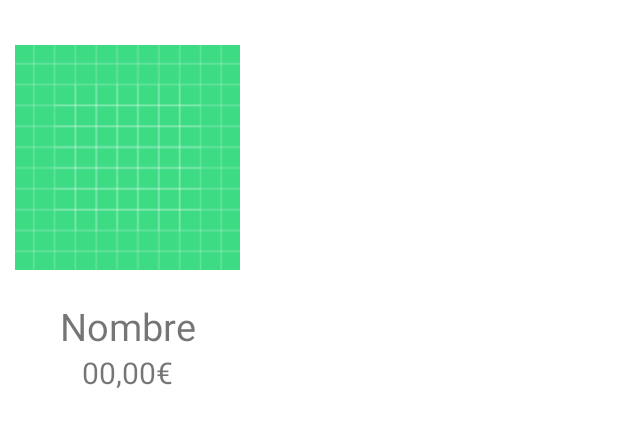
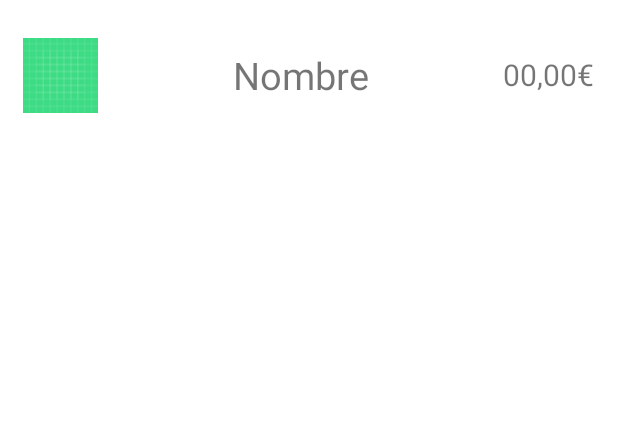
Before and after one commit to porejemplo/furry-octo-fortnight, an Android app: the layout item_juego_carrito.xml on its own in the app's theme, with its tools: preview values and no code run, on a phone screen of 412 x 824 dp. Shown: the top 427 px of the screen. Run offline under Robolectric (Android 15) with nearby library versions, the phone set to English and light mode, and no system bars.

Commit message:
Carrito
Colocación del carrito

```diff
--- a/app/src/main/java/com/example/practicafinal/databases/DataHelper.java
+++ b/app/src/main/java/com/example/practicafinal/databases/DataHelper.java
@@ -58,12 +58,16 @@ public class DataHelper extends SQLiteOpenHelper {
     }
 
     public ArrayList<GameModel> readGames() {
+        return readGames("");
+    }
+
+    public ArrayList<GameModel> readGames(String where) {
         // on below line we are creating a
         // database for reading our database.
         SQLiteDatabase db = this.getReadableDatabase();
 
         // on below line we are creating a cursor with query to read data from database.
-        Cursor gameCourses = db.rawQuery("SELECT * FROM " + SchemaDB.TAB_NAME, null);
+        Cursor gameCourses = db.rawQuery("SELECT * FROM " + SchemaDB.TAB_NAME + where, null);
 
         // on below line we are creating a new array list.
         ArrayList<GameModel> gameModelArrayList = new ArrayList<>();
--- a/app/src/main/res/layout/item_juego.xml
+++ b/app/src/main/res/layout/item_juego_carrito.xml
@@ -1,36 +1,37 @@
 <?xml version="1.0" encoding="utf-8"?>
 <LinearLayout
     xmlns:android="http://schemas.android.com/apk/res/android"
-    android:layout_width="wrap_content"
+    android:layout_width="match_parent"
     android:layout_height="wrap_content"
-    android:orientation="vertical"
+    android:orientation="horizontal"
     android:padding="10dp"
-    android:id="@+id/item_id">
+    android:id="@+id/item_carrito_id"
+    android:gravity="center">
 
     <ImageView
-        android:layout_width="150dp"
-        android:layout_height="190dp"
-        android:id="@+id/item_img"
+        android:layout_width="50dp"
+        android:layout_height="80dp"
+        android:id="@+id/item_carrito_img"
         android:src="@drawable/ic_launcher_background"
-    />
+        />
 
     <TextView
-        android:layout_width="match_parent"
+        android:layout_width="270dp"
         android:layout_height="match_parent"
-        android:id="@+id/item_text_nombre"
+        android:id="@+id/item_carrito_text_nombre"
         android:gravity="center"
         android:text="Nombre"
         android:textSize="25sp"
-    />
+        />
 
     <TextView
-        android:layout_width="match_parent"
+        android:layout_width="wrap_content"
         android:layout_height="match_parent"
-        android:id="@+id/item_text_precio"
+        android:id="@+id/item_carrito_text_precio"
         android:gravity="center"
         android:text="00,00€"
         android:textSize="20sp"
-    />
+        />
 
 
 </LinearLayout>
```
Also changed, not shown: app/src/main/java/com/example/practicafinal/adapters/CarritoRVAdapter.java (added, +61 -0 lines), app/src/main/java/com/example/practicafinal/fragmenst/FragmentCarrito.java (+34 -0 lines), app/src/main/java/com/example/practicafinal/fragmenst/FragmentJuegos.java (+3 -6 lines), app/src/main/java/com/example/practicafinal/fragmenst/FragmentOfertas.java (+30 -1 lines), app/src/main/res/layout/fragment_carrito.xml (+32 -5 lines), app/src/main/res/layout/fragment_ofertas.xml (+4 -3 lines).
